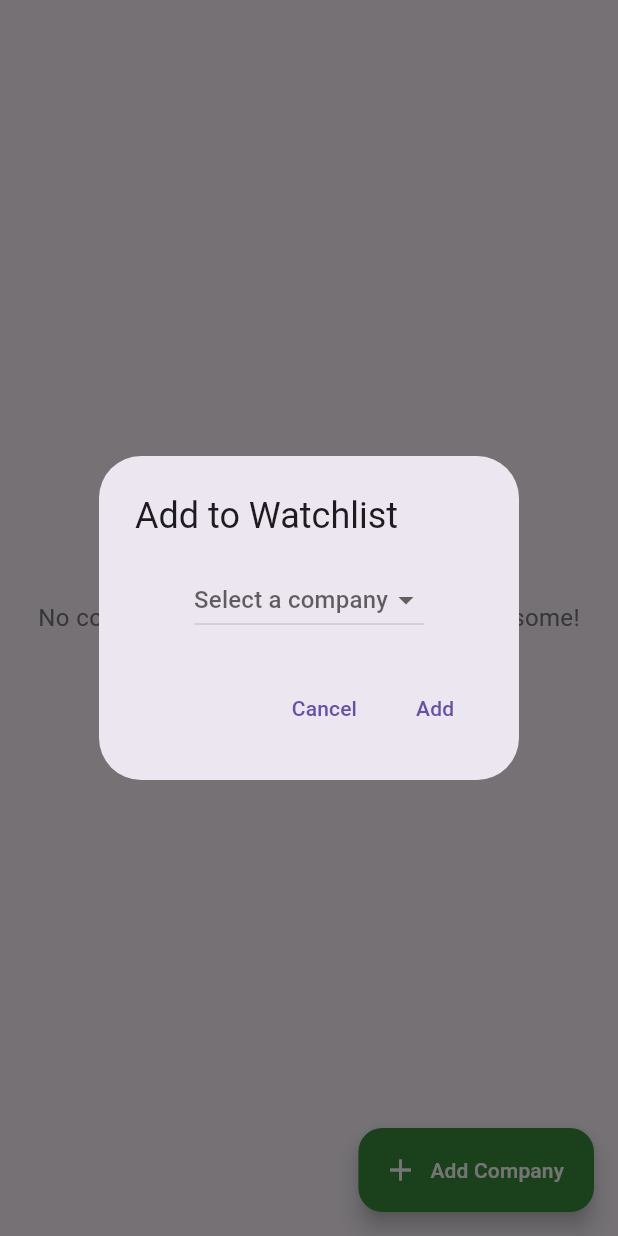
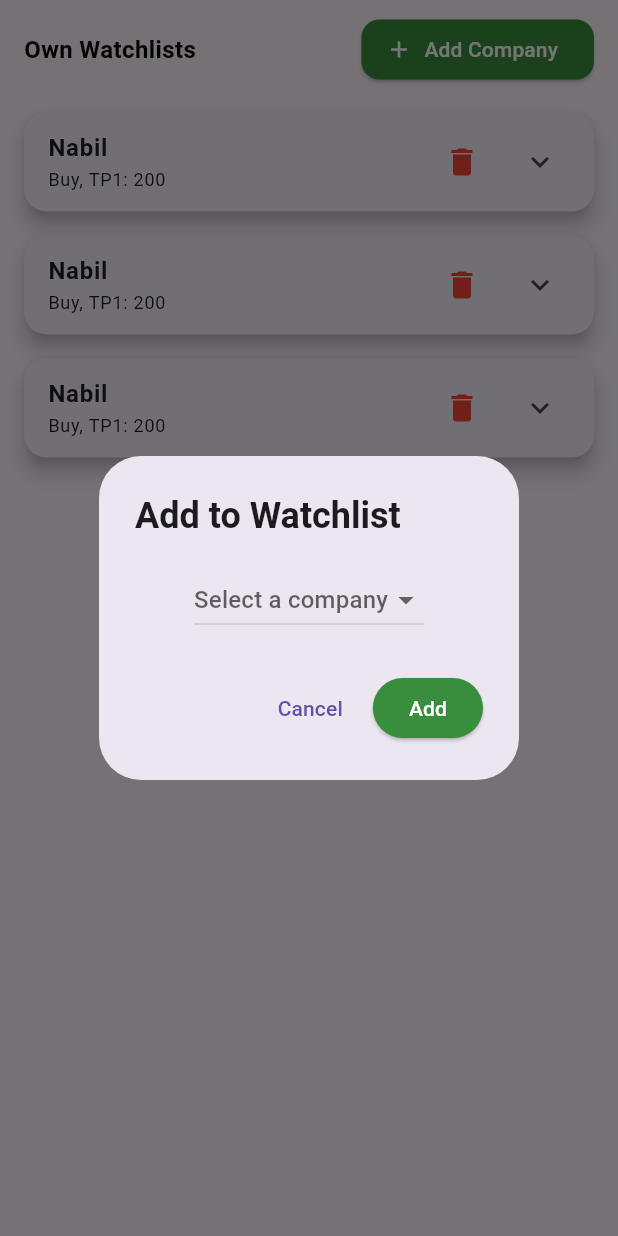
Before and after one commit to KiranJoshi52/nepse_trends, a Flutter app: the Watchlists screen opened directly, after a tap on "Add Company", on a phone screen of 412 x 824 dp. Run offline on Flutter 3.47's test engine with Material 3 defaults, Android fonts, the phone set to English and light mode, and no system bars; our stand-ins replace file_picker, firebase_auth, firebase_core, fl_chart, google_sign_in, smooth_page_indicator and 1 more; missing offline and left inert: nepali_date_picker; accounts and stored records are empty.

Commit message:
own watchlist working till now.

```diff
--- a/lib/Screens/Inside Screens/watchlists.dart
+++ b/lib/Screens/Inside Screens/watchlists.dart
@@ -17,18 +17,37 @@ class _WatchlistsState extends State<Watchlists> {
   void initState() {
     super.initState();
     _fetchCompanies();
+    _loadDefaultWatchlists();
   }
 
   // Simulating an API call to get companies
   Future<void> _fetchCompanies() async {
     // Simulate network delay
-
-    // Simulating available companies for the dropdown
     setState(() {
       availableCompanies = List.generate(5, (index) {
         return {
           'id': index + 1,
           'symbol': 'SYM${index + 1}',
+        };
+      });
+    });
+  }
+
+  // Load some default watchlists
+  void _loadDefaultWatchlists() {
+    setState(() {
+      watchlist = List.generate(3, (index) {
+        return {
+          'id': index + 1,
+          'symbol': 'SYM${index + 1}',
+          'tradeType': 'Buy',
+          'buyRange': '100-150',
+          'tp1': '200',
+          'buyingPattern': 'Breakout',
+          'period': 'Short-term',
+          'stopLoss': '90',
+          'riskReward': '1:2',
+          'multiBagger': true,
         };
       });
     });
@@ -64,7 +83,8 @@ class _WatchlistsState extends State<Watchlists> {
       context: context,
       builder: (BuildContext context) {
         return AlertDialog(
-          title: const Text('Add to Watchlist'),
+          title: const Text('Add to Watchlist',
+              style: TextStyle(fontWeight: FontWeight.bold)),
           content: Column(
             mainAxisSize: MainAxisSize.min,
             children: [
@@ -92,9 +112,13 @@ class _WatchlistsState extends State<Watchlists> {
               },
               child: const Text('Cancel'),
             ),
-            TextButton(
+            ElevatedButton(
               onPressed: _addToWatchlist,
               child: const Text('Add'),
+              style: ElevatedButton.styleFrom(
+                foregroundColor: Colors.white,
+                backgroundColor: primaryColor, // Custom text color
+              ),
             ),
           ],
         );
@@ -113,6 +137,46 @@ class _WatchlistsState extends State<Watchlists> {
   Widget build(BuildContext context) {
     return Scaffold(
       body: SafeArea(
+        child: Column(
+          crossAxisAlignment: CrossAxisAlignment.start,
+          children: [
+            const SizedBox(
+              height: 9.0,
+            ),
+            Padding(
+              padding: const EdgeInsets.symmetric(horizontal: 16.0),
+              child: Row(
+                mainAxisAlignment: MainAxisAlignment.spaceBetween,
+                children: [
+                  const Text(
+                    'Own Watchlists',
+                    style: TextStyle(
+                      fontSize: 16, // Smaller font size
+                      fontWeight: FontWeight.bold,
+                      color: Colors.black, // Black color
+                    ),
+                  ),
+                  ElevatedButton.icon(
+                    onPressed: _showAddCompanyPopup,
+                    icon: const Icon(
+                      Icons.add,
+                      color: Colors.white,
+                    ),
+                    label: const Text(
+                      'Add Company',
+                      style: TextStyle(color: Colors.white),
+                    ),
+                    style: ElevatedButton.styleFrom(
+                      backgroundColor: primaryColor,
+                      shape: RoundedRectangleBorder(
+                        borderRadius: BorderRadius.circular(12),
+                      ),
+                    ),
+                  ),
+                ],
+              ),
+            ),
+            Expanded(
               child: watchlist.isEmpty
                   ? Center(
                       child: Text(
@@ -129,49 +193,107 @@ class _WatchlistsState extends State<Watchlists> {
                       itemBuilder: (context, index) {
                         final company = watchlist[index];
                         return Card(
-                    elevation: 4,
-                    margin:
-                        const EdgeInsets.symmetric(horizontal: 16, vertical: 8),
+                          elevation: 5,
+                          margin: const EdgeInsets.symmetric(
+                              horizontal: 16, vertical: 8),
                           shape: RoundedRectangleBorder(
-                      borderRadius: BorderRadius.circular(10),
+                            borderRadius: BorderRadius.circular(15),
                           ),
-                    child: Padding(
-                      padding: const EdgeInsets.fromLTRB(16, 0, 16, 6),
-                      child: Column(
-                        crossAxisAlignment: CrossAxisAlignment.start,
+                          child: Theme(
+                            data: Theme.of(context)
+                                .copyWith(dividerColor: Colors.transparent),
+                            child: ExpansionTile(
+                              title: Row(
+                                mainAxisAlignment:
+                                    MainAxisAlignment.spaceBetween,
                                 children: [
-                          Row(
-                            mainAxisAlignment: MainAxisAlignment.spaceBetween,
+                                  const Column(
+                                    crossAxisAlignment:
+                                        CrossAxisAlignment.start,
                                     children: [
                                       Row(
                                         children: [
                                           Text(
-                                    company['symbol'],
+                                            'Nabil',
                                             style: TextStyle(
-                                      fontSize: 18,
+                                              fontSize: 16,
                                               fontWeight: FontWeight.bold,
-                                      color: Colors.blue[700],
+                                              // color: Colors.blue[700],
+                                            ),
+                                          ),
+                                          // SizedBox(
+                                          //   width: 16,
+                                          // ),
+                                          // Text(
+                                          //   'Buy range: 100 - 150 ',
+                                          //   style: TextStyle(
+                                          //     fontSize: 12,
+                                          //   ),
+                                          // ),
+                                        ],
+                                      ),
+                                      Row(
+                                        children: [
+                                          Text(
+                                            'Buy, ',
+                                            style: TextStyle(
+                                              fontSize: 12,
+                                            ),
+                                          ),
+                                          Text(
+                                            'TP1: 200',
+                                            style: TextStyle(
+                                              fontSize: 12,
                                             ),
                                           ),
                                         ],
                                       ),
+                                    ],
+                                  ),
                                   IconButton(
-                                icon:
-                                    const Icon(Icons.delete, color: Colors.red),
-                                onPressed: () => _deleteCompany(company['id']),
+                                    icon: const Icon(Icons.delete,
+                                        color: Colors.red),
+                                    onPressed: () =>
+                                        _deleteCompany(company['id']),
                                   ),
                                 ],
                               ),
-                          const Divider(),
+                              children: [
+                                Container(
+                                  margin: const EdgeInsets.fromLTRB(
+                                      12.0, 0.0, 12.0, 9.0),
+                                  padding: const EdgeInsets.all(12.0),
+                                  decoration: BoxDecoration(
+                                    color: Colors.white,
+                                    borderRadius: BorderRadius.circular(8.0),
+                                    boxShadow: [
+                                      BoxShadow(
+                                        color: Colors.black.withOpacity(0.1),
+                                        blurRadius: 6,
+                                        offset: const Offset(0, 4),
+                                      ),
+                                    ],
+                                    border:
+                                        Border.all(color: Colors.grey.shade300),
+                                  ),
+                                  child: Column(
+                                    crossAxisAlignment:
+                                        CrossAxisAlignment.start,
+                                    children: [
                                       _buildInfoRow('ID', '${company['id']}'),
-                          _buildInfoRow('Trade Type', company['tradeType']),
-                          _buildInfoRow('Buy Range', company['buyRange']),
+                                      _buildInfoRow(
+                                          'Trade Type', company['tradeType']),
+                                      _buildInfoRow(
+                                          'Buy Range', company['buyRange']),
                                       _buildInfoRow('TP1', company['tp1']),
+                                      _buildInfoRow('Buying Pattern',
+                                          company['buyingPattern']),
                                       _buildInfoRow(
-                              'Buying Pattern', company['buyingPattern']),
-                          _buildInfoRow('Period', company['period']),
-                          _buildInfoRow('Stop Loss', company['stopLoss']),
-                          _buildInfoRow('Risk Reward', company['riskReward']),
+                                          'Period', company['period']),
+                                      _buildInfoRow(
+                                          'Stop Loss', company['stopLoss']),
+                                      _buildInfoRow(
+                                          'Risk Reward', company['riskReward']),
                                       _buildInfoRow(
                                         'Multi Bagger',
                                         company['multiBagger'] ? 'Yes' : 'No',
@@ -183,23 +305,15 @@ class _WatchlistsState extends State<Watchlists> {
                                     ],
                                   ),
                                 ),
+                              ],
+                            ),
+                          ),
                         );
                       },
                     ),
             ),
-      floatingActionButton: FloatingActionButton.extended(
-        onPressed: _showAddCompanyPopup,
-        icon: const Icon(
-          Icons.add,
-          color: Colors.white,
+          ],
         ),
-        label: const Text(
-          'Add Company',
-          style: TextStyle(
-            color: Colors.white,
-          ),
-        ),
-        backgroundColor: primaryColor,
       ),
     );
   }
@@ -208,20 +322,18 @@ class _WatchlistsState extends State<Watchlists> {
   Widget _buildInfoRow(String label, String value,
       {Color? color, bool bold = false}) {
     return Padding(
-      padding: const EdgeInsets.symmetric(vertical: 4),
+      padding: const EdgeInsets.symmetric(vertical: 0, horizontal: 12),
       child: Row(
         mainAxisAlignment: MainAxisAlignment.spaceBetween,
         children: [
           Text(
             label,
-            style: const TextStyle(
-              fontSize: 14,
-            ),
+            style: const TextStyle(fontSize: 16, fontWeight: FontWeight.bold),
           ),
           Text(
             value,
             style: TextStyle(
-              fontSize: 14,
+              fontSize: 16,
               color: color ?? Colors.black,
               fontWeight: bold ? FontWeight.bold : FontWeight.normal,
             ),
```
Lines whose indentation alone changed are shown as unchanged.
